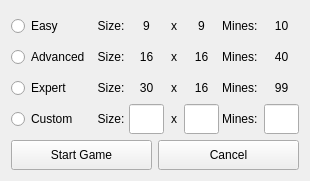
Qt form difficulty.ui (q-g-j/qminesweeper) before a commit.
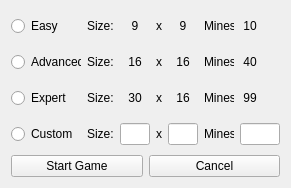
The same form after that commit.

Patch:
```diff
--- a/difficulty.ui
+++ b/difficulty.ui
@@ -6,12 +6,12 @@
    <rect>
     <x>0</x>
     <y>0</y>
-    <width>310</width>
-    <height>181</height>
+    <width>350</width>
+    <height>192</height>
    </rect>
   </property>
   <property name="sizePolicy">
-   <sizepolicy hsizetype="MinimumExpanding" vsizetype="MinimumExpanding">
+   <sizepolicy hsizetype="Fixed" vsizetype="Fixed">
     <horstretch>0</horstretch>
     <verstretch>0</verstretch>
    </sizepolicy>
@@ -20,318 +20,13 @@
    <string>Choose difficulty</string>
   </property>
   <layout class="QGridLayout" name="gridLayout_2">
-   <item row="1" column="0">
-    <layout class="QHBoxLayout" name="horizontalLayout">
-     <item>
-      <widget class="QPushButton" name="button_start">
-       <property name="sizePolicy">
-        <sizepolicy hsizetype="MinimumExpanding" vsizetype="MinimumExpanding">
-         <horstretch>0</horstretch>
-         <verstretch>0</verstretch>
-        </sizepolicy>
-       </property>
-       <property name="minimumSize">
-        <size>
-         <width>0</width>
-         <height>30</height>
-        </size>
-       </property>
-       <property name="maximumSize">
-        <size>
-         <width>16777215</width>
-         <height>50</height>
-        </size>
-       </property>
-       <property name="font">
-        <font/>
-       </property>
-       <property name="text">
-        <string>Start Game</string>
-       </property>
-      </widget>
-     </item>
-     <item>
-      <widget class="QPushButton" name="button_cancel">
-       <property name="sizePolicy">
-        <sizepolicy hsizetype="MinimumExpanding" vsizetype="MinimumExpanding">
-         <horstretch>0</horstretch>
-         <verstretch>0</verstretch>
-        </sizepolicy>
-       </property>
-       <property name="minimumSize">
-        <size>
-         <width>0</width>
-         <height>0</height>
-        </size>
-       </property>
-       <property name="maximumSize">
-        <size>
-         <width>16777215</width>
-         <height>50</height>
-        </size>
-       </property>
-       <property name="font">
-        <font/>
-       </property>
-       <property name="text">
-        <string>Cancel</string>
-       </property>
-      </widget>
-     </item>
-    </layout>
-   </item>
+   <property name="sizeConstraint">
+    <enum>QLayout::SetFixedSize</enum>
+   </property>
    <item row="0" column="0">
     <layout class="QGridLayout" name="gridLayout">
-     <property name="horizontalSpacing">
-      <number>3</number>
-     </property>
-     <property name="verticalSpacing">
-      <number>1</number>
-     </property>
-     <item row="3" column="4" alignment="Qt::AlignHCenter|Qt::AlignVCenter">
-      <widget class="QLineEdit" name="lineEdit_custom_rows">
-       <property name="sizePolicy">
-        <sizepolicy hsizetype="MinimumExpanding" vsizetype="MinimumExpanding">
-         <horstretch>0</horstretch>
-         <verstretch>0</verstretch>
-        </sizepolicy>
-       </property>
-       <property name="minimumSize">
-        <size>
-         <width>30</width>
-         <height>30</height>
-        </size>
-       </property>
-       <property name="maximumSize">
-        <size>
-         <width>35</width>
-         <height>16777215</height>
-        </size>
-       </property>
-       <property name="font">
-        <font/>
-       </property>
-       <property name="alignment">
-        <set>Qt::AlignCenter</set>
-       </property>
-      </widget>
-     </item>
-     <item row="0" column="5" alignment="Qt::AlignVCenter">
-      <widget class="QLabel" name="label_small_mines">
-       <property name="sizePolicy">
-        <sizepolicy hsizetype="MinimumExpanding" vsizetype="MinimumExpanding">
-         <horstretch>0</horstretch>
-         <verstretch>0</verstretch>
-        </sizepolicy>
-       </property>
-       <property name="minimumSize">
-        <size>
-         <width>30</width>
-         <height>30</height>
-        </size>
-       </property>
-       <property name="font">
-        <font/>
-       </property>
-       <property name="text">
-        <string>Mines: </string>
-       </property>
-       <property name="alignment">
-        <set>Qt::AlignCenter</set>
-       </property>
-      </widget>
-     </item>
-     <item row="1" column="0" alignment="Qt::AlignVCenter">
-      <widget class="QRadioButton" name="radioButton_advanced">
-       <property name="sizePolicy">
-        <sizepolicy hsizetype="MinimumExpanding" vsizetype="MinimumExpanding">
-         <horstretch>0</horstretch>
-         <verstretch>0</verstretch>
-        </sizepolicy>
-       </property>
-       <property name="minimumSize">
-        <size>
-         <width>80</width>
-         <height>30</height>
-        </size>
-       </property>
-       <property name="maximumSize">
-        <size>
-         <width>16777215</width>
-         <height>16777215</height>
-        </size>
-       </property>
-       <property name="font">
-        <font/>
-       </property>
-       <property name="text">
-        <string>Advanced </string>
-       </property>
-      </widget>
-     </item>
-     <item row="3" column="0" alignment="Qt::AlignVCenter">
-      <widget class="QRadioButton" name="radioButton_custom">
-       <property name="sizePolicy">
-        <sizepolicy hsizetype="MinimumExpanding" vsizetype="MinimumExpanding">
-         <horstretch>0</horstretch>
-         <verstretch>0</verstretch>
-        </sizepolicy>
-       </property>
-       <property name="minimumSize">
-        <size>
-         <width>80</width>
-         <height>30</height>
-        </size>
-       </property>
-       <property name="maximumSize">
-        <size>
-         <width>16777215</width>
-         <height>16777215</height>
-        </size>
-       </property>
-       <property name="font">
-        <font/>
-       </property>
-       <property name="text">
-        <string>Custom</string>
-       </property>
-      </widget>
-     </item>
-     <item row="3" column="3">
-      <widget class="QLabel" name="label_custom_x">
-       <property name="sizePolicy">
-        <sizepolicy hsizetype="MinimumExpanding" vsizetype="MinimumExpanding">
-         <horstretch>0</horstretch>
-         <verstretch>0</verstretch>
-        </sizepolicy>
-       </property>
-       <property name="minimumSize">
-        <size>
-         <width>0</width>
-         <height>0</height>
-        </size>
-       </property>
-       <property name="maximumSize">
-        <size>
-         <width>16777215</width>
-         <height>16777215</height>
-        </size>
-       </property>
-       <property name="font">
-        <font/>
-       </property>
-       <property name="text">
-        <string>x</string>
-       </property>
-       <property name="alignment">
-        <set>Qt::AlignCenter</set>
-       </property>
-      </widget>
-     </item>
-     <item row="3" column="6" alignment="Qt::AlignVCenter">
-      <widget class="QLineEdit" name="lineEdit_custom_mines">
-       <property name="sizePolicy">
-        <sizepolicy hsizetype="MinimumExpanding" vsizetype="MinimumExpanding">
-         <horstretch>0</horstretch>
-         <verstretch>0</verstretch>
-        </sizepolicy>
-       </property>
-       <property name="minimumSize">
-        <size>
-         <width>30</width>
-         <height>30</height>
-        </size>
-       </property>
-       <property name="maximumSize">
-        <size>
-         <width>35</width>
-         <height>16777215</height>
-        </size>
-       </property>
-       <property name="font">
-        <font/>
-       </property>
-       <property name="alignment">
-        <set>Qt::AlignCenter</set>
-       </property>
-      </widget>
-     </item>
-     <item row="2" column="0" alignment="Qt::AlignVCenter">
-      <widget class="QRadioButton" name="radioButton_expert">
-       <property name="sizePolicy">
-        <sizepolicy hsizetype="MinimumExpanding" vsizetype="MinimumExpanding">
-         <horstretch>0</horstretch>
-         <verstretch>0</verstretch>
-        </sizepolicy>
-       </property>
-       <property name="minimumSize">
-        <size>
-         <width>80</width>
-         <height>30</height>
-        </size>
-       </property>
-       <property name="maximumSize">
-        <size>
-         <width>16777215</width>
-         <height>16777215</height>
-        </size>
-       </property>
-       <property name="font">
-        <font/>
-       </property>
-       <property name="text">
-        <string>Expert</string>
-       </property>
-      </widget>
-     </item>
-     <item row="0" column="4" alignment="Qt::AlignVCenter">
-      <widget class="QLabel" name="label_small_rows">
-       <property name="sizePolicy">
-        <sizepolicy hsizetype="MinimumExpanding" vsizetype="MinimumExpanding">
-         <horstretch>0</horstretch>
-         <verstretch>0</verstretch>
-        </sizepolicy>
-       </property>
-       <property name="minimumSize">
-        <size>
-         <width>30</width>
-         <height>30</height>
-        </size>
-       </property>
-       <property name="maximumSize">
-        <size>
-         <width>16777215</width>
-         <height>16777215</height>
-        </size>
-       </property>
-       <property name="font">
-        <font/>
-       </property>
-       <property name="text">
-        <string>9</string>
-       </property>
-       <property name="alignment">
-        <set>Qt::AlignCenter</set>
-       </property>
-      </widget>
-     </item>
-     <item row="1" column="2" alignment="Qt::AlignVCenter">
-      <widget class="QLabel" name="label_medium_cols">
-       <property name="sizePolicy">
-        <sizepolicy hsizetype="MinimumExpanding" vsizetype="MinimumExpanding">
-         <horstretch>0</horstretch>
-         <verstretch>0</verstretch>
-        </sizepolicy>
-       </property>
-       <property name="minimumSize">
-        <size>
-         <width>30</width>
-         <height>30</height>
-        </size>
-       </property>
-       <property name="font">
-        <font/>
-       </property>
+     <item row="1" column="4">
+      <widget class="QLabel" name="label_medium_rows">
        <property name="text">
         <string>16</string>
        </property>
@@ -340,118 +35,75 @@
        </property>
       </widget>
      </item>
-     <item row="3" column="2" alignment="Qt::AlignHCenter|Qt::AlignVCenter">
-      <widget class="QLineEdit" name="lineEdit_custom_cols">
-       <property name="sizePolicy">
-        <sizepolicy hsizetype="MinimumExpanding" vsizetype="MinimumExpanding">
-         <horstretch>0</horstretch>
-         <verstretch>0</verstretch>
-        </sizepolicy>
-       </property>
-       <property name="minimumSize">
-        <size>
-         <width>30</width>
-         <height>30</height>
-        </size>
-       </property>
-       <property name="maximumSize">
-        <size>
-         <width>35</width>
-         <height>16777215</height>
-        </size>
-       </property>
-       <property name="font">
-        <font/>
-       </property>
-       <property name="alignment">
-        <set>Qt::AlignCenter</set>
-       </property>
-      </widget>
-     </item>
-     <item row="1" column="3">
-      <widget class="QLabel" name="label_medium_x">
-       <property name="sizePolicy">
-        <sizepolicy hsizetype="MinimumExpanding" vsizetype="MinimumExpanding">
-         <horstretch>0</horstretch>
-         <verstretch>0</verstretch>
-        </sizepolicy>
-       </property>
-       <property name="minimumSize">
-        <size>
-         <width>0</width>
-         <height>0</height>
-        </size>
-       </property>
-       <property name="maximumSize">
-        <size>
-         <width>16777215</width>
-         <height>16777215</height>
-        </size>
-       </property>
-       <property name="font">
-        <font/>
-       </property>
-       <property name="text">
-        <string>x</string>
-       </property>
-       <property name="alignment">
-        <set>Qt::AlignCenter</set>
-       </property>
-      </widget>
-     </item>
-     <item row="0" column="6" alignment="Qt::AlignVCenter">
-      <widget class="QLabel" name="label_small_mines_value">
-       <property name="sizePolicy">
-        <sizepolicy hsizetype="MinimumExpanding" vsizetype="MinimumExpanding">
-         <horstretch>0</horstretch>
-         <verstretch>0</verstretch>
-        </sizepolicy>
-       </property>
-       <property name="minimumSize">
-        <size>
-         <width>30</width>
-         <height>30</height>
-        </size>
-       </property>
-       <property name="maximumSize">
-        <size>
-         <width>16777215</width>
-         <height>16777215</height>
-        </size>
-       </property>
-       <property name="font">
-        <font/>
-       </property>
-       <property name="layoutDirection">
-        <enum>Qt::LeftToRight</enum>
-       </property>
-       <property name="text">
-        <string>10</string>
-       </property>
-       <property name="alignment">
-        <set>Qt::AlignCenter</set>
-       </property>
-      </widget>
-     </item>
-     <item row="1" column="1" alignment="Qt::AlignVCenter">
+     <item row="1" column="1">
       <widget class="QLabel" name="label_medium_size">
        <property name="sizePolicy">
-        <sizepolicy hsizetype="MinimumExpanding" vsizetype="MinimumExpanding">
+        <sizepolicy hsizetype="Preferred" vsizetype="Fixed">
          <horstretch>0</horstretch>
          <verstretch>0</verstretch>
         </sizepolicy>
        </property>
        <property name="minimumSize">
+        <size>
+         <width>0</width>
+         <height>30</height>
+        </size>
+       </property>
+       <property name="maximumSize">
         <size>
          <width>30</width>
          <height>30</height>
         </size>
        </property>
-       <property name="font">
-        <font/>
-       </property>
        <property name="text">
         <string>Size:</string>
+       </property>
+       <property name="alignment">
+        <set>Qt::AlignLeading|Qt::AlignLeft|Qt::AlignVCenter</set>
+       </property>
+      </widget>
+     </item>
+     <item row="1" column="6">
+      <widget class="QLabel" name="label_medium_mines_value">
+       <property name="maximumSize">
+        <size>
+         <width>40</width>
+         <height>16777215</height>
+        </size>
+       </property>
+       <property name="layoutDirection">
+        <enum>Qt::LeftToRight</enum>
+       </property>
+       <property name="text">
+        <string> 40</string>
+       </property>
+       <property name="alignment">
+        <set>Qt::AlignLeading|Qt::AlignLeft|Qt::AlignVCenter</set>
+       </property>
+      </widget>
+     </item>
+     <item row="1" column="2">
+      <widget class="QLabel" name="label_medium_cols">
+       <property name="sizePolicy">
+        <sizepolicy hsizetype="Preferred" vsizetype="Fixed">
+         <horstretch>0</horstretch>
+         <verstretch>0</verstretch>
+        </sizepolicy>
+       </property>
+       <property name="minimumSize">
+        <size>
+         <width>0</width>
+         <height>30</height>
+        </size>
+       </property>
+       <property name="maximumSize">
+        <size>
+         <width>16777215</width>
+         <height>30</height>
+        </size>
+       </property>
+       <property name="text">
+        <string>16</string>
        </property>
        <property name="alignment">
         <set>Qt::AlignCenter</set>
@@ -460,8 +112,75 @@
      </item>
      <item row="2" column="3">
       <widget class="QLabel" name="label_large_x">
+       <property name="maximumSize">
+        <size>
+         <width>10</width>
+         <height>16777215</height>
+        </size>
+       </property>
+       <property name="text">
+        <string>x</string>
+       </property>
+       <property name="alignment">
+        <set>Qt::AlignCenter</set>
+       </property>
+      </widget>
+     </item>
+     <item row="2" column="6">
+      <widget class="QLabel" name="label_large_mines_value">
+       <property name="maximumSize">
+        <size>
+         <width>40</width>
+         <height>16777215</height>
+        </size>
+       </property>
+       <property name="layoutDirection">
+        <enum>Qt::LeftToRight</enum>
+       </property>
+       <property name="text">
+        <string> 99</string>
+       </property>
+       <property name="alignment">
+        <set>Qt::AlignLeading|Qt::AlignLeft|Qt::AlignVCenter</set>
+       </property>
+      </widget>
+     </item>
+     <item row="0" column="6">
+      <widget class="QLabel" name="label_small_mines_value">
+       <property name="maximumSize">
+        <size>
+         <width>40</width>
+         <height>16777215</height>
+        </size>
+       </property>
+       <property name="layoutDirection">
+        <enum>Qt::LeftToRight</enum>
+       </property>
+       <property name="text">
+        <string> 10</string>
+       </property>
+       <property name="alignment">
+        <set>Qt::AlignLeading|Qt::AlignLeft|Qt::AlignVCenter</set>
+       </property>
+      </widget>
+     </item>
+     <item row="1" column="5">
+      <widget class="QLabel" name="label_medium_mines">
+       <property name="maximumSize">
+        <size>
+         <width>30</width>
+         <height>16777215</height>
+        </size>
+       </property>
+       <property name="text">
+        <string>Mines: </string>
+       </property>
+      </widget>
+     </item>
+     <item row="2" column="1">
+      <widget class="QLabel" name="label_large_size">
        <property name="sizePolicy">
-        <sizepolicy hsizetype="MinimumExpanding" vsizetype="MinimumExpanding">
+        <sizepolicy hsizetype="Preferred" vsizetype="Fixed">
          <horstretch>0</horstretch>
          <verstretch>0</verstretch>
         </sizepolicy>
@@ -469,18 +188,31 @@
        <property name="minimumSize">
         <size>
          <width>0</width>
-         <height>0</height>
+         <height>30</height>
         </size>
        </property>
        <property name="maximumSize">
         <size>
-         <width>16777215</width>
-         <height>16777215</height>
+         <width>30</width>
+         <height>30</height>
         </size>
        </property>
-       <property name="font">
-        <font/>
+       <property name="text">
+        <string>Size:</string>
        </property>
+       <property name="alignment">
+        <set>Qt::AlignLeading|Qt::AlignLeft|Qt::AlignVCenter</set>
+       </property>
+      </widget>
+     </item>
+     <item row="1" column="3">
+      <widget class="QLabel" name="label_medium_x">
+       <property name="maximumSize">
+        <size>
+         <width>10</width>
+         <height>16777215</height>
+        </size>
+       </property>
        <property name="text">
         <string>x</string>
        </property>
@@ -489,29 +221,39 @@
        </property>
       </widget>
      </item>
+     <item row="2" column="0">
+      <widget class="QRadioButton" name="radioButton_expert">
+       <property name="sizePolicy">
+        <sizepolicy hsizetype="Minimum" vsizetype="Fixed">
+         <horstretch>0</horstretch>
+         <verstretch>0</verstretch>
+        </sizepolicy>
+       </property>
+       <property name="minimumSize">
+        <size>
+         <width>0</width>
+         <height>30</height>
+        </size>
+       </property>
+       <property name="maximumSize">
+        <size>
+         <width>70</width>
+         <height>30</height>
+        </size>
+       </property>
+       <property name="text">
+        <string>Expert</string>
+       </property>
+      </widget>
+     </item>
      <item row="0" column="3">
       <widget class="QLabel" name="label_small_x">
-       <property name="sizePolicy">
-        <sizepolicy hsizetype="MinimumExpanding" vsizetype="MinimumExpanding">
-         <horstretch>0</horstretch>
-         <verstretch>0</verstretch>
-        </sizepolicy>
-       </property>
-       <property name="minimumSize">
-        <size>
-         <width>0</width>
-         <height>0</height>
-        </size>
-       </property>
        <property name="maximumSize">
         <size>
-         <width>16777215</width>
+         <width>10</width>
          <height>16777215</height>
         </size>
        </property>
-       <property name="font">
-        <font/>
-       </property>
        <property name="text">
         <string>x</string>
        </property>
@@ -520,361 +262,313 @@
        </property>
       </widget>
      </item>
-     <item row="0" column="1" alignment="Qt::AlignVCenter">
+     <item row="2" column="4">
+      <widget class="QLabel" name="label_large_rows">
+       <property name="text">
+        <string>16</string>
+       </property>
+       <property name="alignment">
+        <set>Qt::AlignCenter</set>
+       </property>
+      </widget>
+     </item>
+     <item row="0" column="1">
       <widget class="QLabel" name="label_small_size">
        <property name="sizePolicy">
-        <sizepolicy hsizetype="MinimumExpanding" vsizetype="MinimumExpanding">
+        <sizepolicy hsizetype="Preferred" vsizetype="Fixed">
          <horstretch>0</horstretch>
          <verstretch>0</verstretch>
         </sizepolicy>
        </property>
        <property name="minimumSize">
         <size>
+         <width>0</width>
+         <height>30</height>
+        </size>
+       </property>
+       <property name="maximumSize">
+        <size>
          <width>30</width>
          <height>30</height>
         </size>
        </property>
-       <property name="font">
-        <font/>
-       </property>
        <property name="text">
         <string>Size:</string>
        </property>
        <property name="alignment">
-        <set>Qt::AlignCenter</set>
+        <set>Qt::AlignLeading|Qt::AlignLeft|Qt::AlignVCenter</set>
        </property>
       </widget>
      </item>
-     <item row="0" column="2" alignment="Qt::AlignVCenter">
-      <widget class="QLabel" name="label_small_cols">
-       <property name="sizePolicy">
-        <sizepolicy hsizetype="MinimumExpanding" vsizetype="MinimumExpanding">
-         <horstretch>0</horstretch>
-         <verstretch>0</verstretch>
-        </sizepolicy>
-       </property>
-       <property name="minimumSize">
-        <size>
-         <width>30</width>
-         <height>30</height>
-        </size>
-       </property>
-       <property name="font">
-        <font/>
-       </property>
-       <property name="text">
-        <string>9</string>
-       </property>
-       <property name="alignment">
-        <set>Qt::AlignCenter</set>
-       </property>
-      </widget>
-     </item>
-     <item row="1" column="6" alignment="Qt::AlignVCenter">
-      <widget class="QLabel" name="label_medium_mines_value">
-       <property name="sizePolicy">
-        <sizepolicy hsizetype="MinimumExpanding" vsizetype="MinimumExpanding">
-         <horstretch>0</horstretch>
-         <verstretch>0</verstretch>
-        </sizepolicy>
-       </property>
-       <property name="minimumSize">
-        <size>
-         <width>30</width>
-         <height>30</height>
-        </size>
-       </property>
-       <property name="maximumSize">
-        <size>
-         <width>16777215</width>
-         <height>16777215</height>
-        </size>
-       </property>
-       <property name="font">
-        <font/>
-       </property>
-       <property name="layoutDirection">
-        <enum>Qt::LeftToRight</enum>
-       </property>
-       <property name="text">
-        <string>40</string>
-       </property>
-       <property name="alignment">
-        <set>Qt::AlignCenter</set>
-       </property>
-      </widget>
-     </item>
-     <item row="1" column="4" alignment="Qt::AlignVCenter">
-      <widget class="QLabel" name="label_medium_rows">
-       <property name="sizePolicy">
-        <sizepolicy hsizetype="MinimumExpanding" vsizetype="MinimumExpanding">
-         <horstretch>0</horstretch>
-         <verstretch>0</verstretch>
-        </sizepolicy>
-       </property>
-       <property name="minimumSize">
-        <size>
-         <width>30</width>
-         <height>30</height>
-        </size>
-       </property>
-       <property name="maximumSize">
-        <size>
-         <width>16777215</width>
-         <height>16777215</height>
-        </size>
-       </property>
-       <property name="font">
-        <font/>
-       </property>
-       <property name="text">
-        <string>16</string>
-       </property>
-       <property name="alignment">
-        <set>Qt::AlignCenter</set>
-       </property>
-      </widget>
-     </item>
-     <item row="2" column="6" alignment="Qt::AlignVCenter">
-      <widget class="QLabel" name="label_large_mines_value">
-       <property name="sizePolicy">
-        <sizepolicy hsizetype="MinimumExpanding" vsizetype="MinimumExpanding">
-         <horstretch>0</horstretch>
-         <verstretch>0</verstretch>
-        </sizepolicy>
-       </property>
-       <property name="minimumSize">
-        <size>
-         <width>30</width>
-         <height>30</height>
-        </size>
-       </property>
-       <property name="maximumSize">
-        <size>
-         <width>16777215</width>
-         <height>16777215</height>
-        </size>
-       </property>
-       <property name="font">
-        <font/>
-       </property>
-       <property name="layoutDirection">
-        <enum>Qt::LeftToRight</enum>
-       </property>
-       <property name="text">
-        <string>99</string>
-       </property>
-       <property name="alignment">
-        <set>Qt::AlignCenter</set>
-       </property>
-      </widget>
-     </item>
-     <item row="2" column="2" alignment="Qt::AlignVCenter">
-      <widget class="QLabel" name="label_large_cols">
-       <property name="sizePolicy">
-        <sizepolicy hsizetype="MinimumExpanding" vsizetype="MinimumExpanding">
-         <horstretch>0</horstretch>
-         <verstretch>0</verstretch>
-        </sizepolicy>
-       </property>
-       <property name="minimumSize">
-        <size>
-         <width>30</width>
-         <height>30</height>
-        </size>
-       </property>
-       <property name="font">
-        <font/>
-       </property>
-       <property name="text">
-        <string>30</string>
-       </property>
-       <property name="alignment">
-        <set>Qt::AlignCenter</set>
-       </property>
-      </widget>
-     </item>
-     <item row="3" column="5" alignment="Qt::AlignVCenter">
-      <widget class="QLabel" name="label_custom_mines">
-       <property name="sizePolicy">
-        <sizepolicy hsizetype="MinimumExpanding" vsizetype="MinimumExpanding">
-         <horstretch>0</horstretch>
-         <verstretch>0</verstretch>
-        </sizepolicy>
-       </property>
-       <property name="minimumSize">
-        <size>
-         <width>30</width>
-         <height>30</height>
-        </size>
-       </property>
-       <property name="font">
-        <font/>
-       </property>
-       <property name="text">
-        <string>Mines: </string>
-       </property>
-       <property name="alignment">
-        <set>Qt::AlignCenter</set>
-       </property>
-      </widget>
-     </item>
-     <item row="1" column="5" alignment="Qt::AlignVCenter">
-      <widget class="QLabel" name="label_medium_mines">
-       <property name="sizePolicy">
-        <sizepolicy hsizetype="MinimumExpanding" vsizetype="MinimumExpanding">
-         <horstretch>0</horstretch>
-         <verstretch>0</verstretch>
-        </sizepolicy>
-       </property>
-       <property name="minimumSize">
-        <size>
-         <width>30</width>
-         <height>30</height>
-        </size>
-       </property>
-       <property name="font">
-        <font/>
-       </property>
-       <property name="text">
-        <string>Mines: </string>
-       </property>
-       <property name="alignment">
-        <set>Qt::AlignCenter</set>
-       </property>
-      </widget>
-     </item>
-     <item row="0" column="0" alignment="Qt::AlignVCenter">
+     <item row="0" column="0">
       <widget class="QRadioButton" name="radioButton_easy">
        <property name="sizePolicy">
-        <sizepolicy hsizetype="MinimumExpanding" vsizetype="MinimumExpanding">
+        <sizepolicy hsizetype="Minimum" vsizetype="Fixed">
          <horstretch>0</horstretch>
          <verstretch>0</verstretch>
         </sizepolicy>
        </property>
        <property name="minimumSize">
         <size>
-         <width>80</width>
+         <width>0</width>
          <height>30</height>
         </size>
        </property>
        <property name="maximumSize">
         <size>
-         <width>16777215</width>
-         <height>16777215</height>
+         <width>70</width>
+         <height>30</height>
         </size>
        </property>
-       <property name="font">
-        <font/>
-       </property>
        <property name="text">
         <string>Easy</string>
        </property>
       </widget>
      </item>
-     <item row="2" column="1" alignment="Qt::AlignVCenter">
-      <widget class="QLabel" name="label_large_size">
+     <item row="2" column="2">
+      <widget class="QLabel" name="label_large_cols">
        <property name="sizePolicy">
-        <sizepolicy hsizetype="MinimumExpanding" vsizetype="MinimumExpanding">
+        <sizepolicy hsizetype="Preferred" vsizetype="Fixed">
          <horstretch>0</horstretch>
          <verstretch>0</verstretch>
         </sizepolicy>
        </property>
        <property name="minimumSize">
+        <size>
+         <width>0</width>
+         <height>30</height>
+        </size>
+       </property>
+       <property name="maximumSize">
+        <size>
+         <width>16777215</width>
+         <height>30</height>
+        </size>
+       </property>
+       <property name="text">
+        <string>30</string>
+       </property>
+       <property name="alignment">
+        <set>Qt::AlignCenter</set>
+       </property>
+      </widget>
+     </item>
+     <item row="0" column="5">
+      <widget class="QLabel" name="label_small_mines">
+       <property name="maximumSize">
         <size>
          <width>30</width>
+         <height>16777215</height>
+        </size>
+       </property>
+       <property name="text">
+        <string>Mines: </string>
+       </property>
+      </widget>
+     </item>
+     <item row="1" column="0">
+      <widget class="QRadioButton" name="radioButton_advanced">
+       <property name="sizePolicy">
+        <sizepolicy hsizetype="Minimum" vsizetype="Fixed">
+         <horstretch>0</horstretch>
+         <verstretch>0</verstretch>
+        </sizepolicy>
+       </property>
+       <property name="minimumSize">
+        <size>
+         <width>0</width>
          <height>30</height>
         </size>
        </property>
-       <property name="font">
-        <font/>
+       <property name="maximumSize">
+        <size>
+         <width>70</width>
+         <height>30</height>
+        </size>
        </property>
        <property name="text">
-        <string>Size:</string>
+        <string>Advanced </string>
+       </property>
+      </widget>
+     </item>
+     <item row="0" column="4">
+      <widget class="QLabel" name="label_small_rows">
+       <property name="text">
+        <string>9</string>
        </property>
        <property name="alignment">
         <set>Qt::AlignCenter</set>
        </property>
       </widget>
      </item>
-     <item row="2" column="5" alignment="Qt::AlignVCenter">
+     <item row="2" column="5">
       <widget class="QLabel" name="label_large_mines">
-       <property name="sizePolicy">
-        <sizepolicy hsizetype="MinimumExpanding" vsizetype="MinimumExpanding">
-         <horstretch>0</horstretch>
-         <verstretch>0</verstretch>
-        </sizepolicy>
-       </property>
-       <property name="minimumSize">
+       <property name="maximumSize">
         <size>
          <width>30</width>
-         <height>30</height>
+         <height>16777215</height>
         </size>
        </property>
-       <property name="font">
-        <font/>
-       </property>
        <property name="text">
         <string>Mines: </string>
        </property>
-       <property name="alignment">
-        <set>Qt::AlignCenter</set>
-       </property>
       </widget>
      </item>
-     <item row="2" column="4" alignment="Qt::AlignVCenter">
-      <widget class="QLabel" name="label_large_rows">
+     <item row="0" column="2">
+      <widget class="QLabel" name="label_small_cols">
        <property name="sizePolicy">
-        <sizepolicy hsizetype="MinimumExpanding" vsizetype="MinimumExpanding">
+        <sizepolicy hsizetype="Preferred" vsizetype="Fixed">
          <horstretch>0</horstretch>
          <verstretch>0</verstretch>
         </sizepolicy>
        </property>
        <property name="minimumSize">
         <size>
-         <width>30</width>
+         <width>0</width>
          <height>30</height>
         </size>
        </property>
        <property name="maximumSize">
         <size>
          <width>16777215</width>
+         <height>30</height>
+        </size>
+       </property>
+       <property name="text">
+        <string>9</string>
+       </property>
+       <property name="alignment">
+        <set>Qt::AlignCenter</set>
+       </property>
+      </widget>
+     </item>
+     <item row="3" column="3">
+      <widget class="QLabel" name="label_custom_x">
+       <property name="maximumSize">
+        <size>
+         <width>10</width>
          <height>16777215</height>
         </size>
        </property>
-       <property name="font">
-        <font/>
-       </property>
        <property name="text">
-        <string>16</string>
+        <string>x</string>
        </property>
        <property name="alignment">
         <set>Qt::AlignCenter</set>
        </property>
       </widget>
      </item>
-     <item row="3" column="1" alignment="Qt::AlignVCenter">
+     <item row="3" column="0">
+      <widget class="QRadioButton" name="radioButton_custom">
+       <property name="sizePolicy">
+        <sizepolicy hsizetype="Minimum" vsizetype="Fixed">
+         <horstretch>0</horstretch>
+         <verstretch>0</verstretch>
+        </sizepolicy>
+       </property>
+       <property name="minimumSize">
+        <size>
+         <width>0</width>
+         <height>30</height>
+        </size>
+       </property>
+       <property name="maximumSize">
+        <size>
+         <width>70</width>
+         <height>30</height>
+        </size>
+       </property>
+       <property name="text">
+        <string>Custom</string>
+       </property>
+      </widget>
+     </item>
+     <item row="3" column="1">
       <widget class="QLabel" name="label_custom_size">
        <property name="sizePolicy">
-        <sizepolicy hsizetype="MinimumExpanding" vsizetype="MinimumExpanding">
+        <sizepolicy hsizetype="Preferred" vsizetype="Fixed">
          <horstretch>0</horstretch>
          <verstretch>0</verstretch>
         </sizepolicy>
        </property>
        <property name="minimumSize">
         <size>
-         <width>30</width>
+         <width>0</width>
          <height>30</height>
         </size>
        </property>
-       <property name="font">
-        <font/>
+       <property name="maximumSize">
+        <size>
+         <width>30</width>
+         <height>30</height>
+        </size>
        </property>
        <property name="text">
         <string>Size:</string>
        </property>
        <property name="alignment">
-        <set>Qt::AlignCenter</set>
+        <set>Qt::AlignLeading|Qt::AlignLeft|Qt::AlignVCenter</set>
+       </property>
+      </widget>
+     </item>
+     <item row="3" column="2">
+      <widget class="QLineEdit" name="lineEdit_custom_cols">
+       <property name="maximumSize">
+        <size>
+         <width>30</width>
+         <height>16777215</height>
+        </size>
+       </property>
+      </widget>
+     </item>
+     <item row="3" column="4">
+      <widget class="QLineEdit" name="lineEdit_custom_rows">
+       <property name="maximumSize">
+        <size>
+         <width>30</width>
+         <height>16777215</height>
+        </size>
+       </property>
+      </widget>
+     </item>
+     <item row="3" column="5">
+      <widget class="QLabel" name="label_custom_mines">
+       <property name="maximumSize">
+        <size>
+         <width>30</width>
+         <height>16777215</height>
+        </size>
+       </property>
+       <property name="text">
+        <string>Mines: </string>
+       </property>
+      </widget>
+     </item>
+     <item row="3" column="6">
+      <widget class="QLineEdit" name="lineEdit_custom_mines">
+       <property name="maximumSize">
+        <size>
+         <width>40</width>
+         <height>16777215</height>
+        </size>
+       </property>
+      </widget>
+     </item>
+    </layout>
+   </item>
+   <item row="1" column="0">
+    <layout class="QHBoxLayout" name="horizontalLayout">
+     <item>
+      <widget class="QPushButton" name="button_start">
+       <property name="text">
+        <string>Start Game</string>
+       </property>
+      </widget>
+     </item>
+     <item>
+      <widget class="QPushButton" name="button_cancel">
+       <property name="text">
+        <string>Cancel</string>
        </property>
       </widget>
      </item>
```
Left out of the diff: 11 changed lines with no effect on the pictures.
